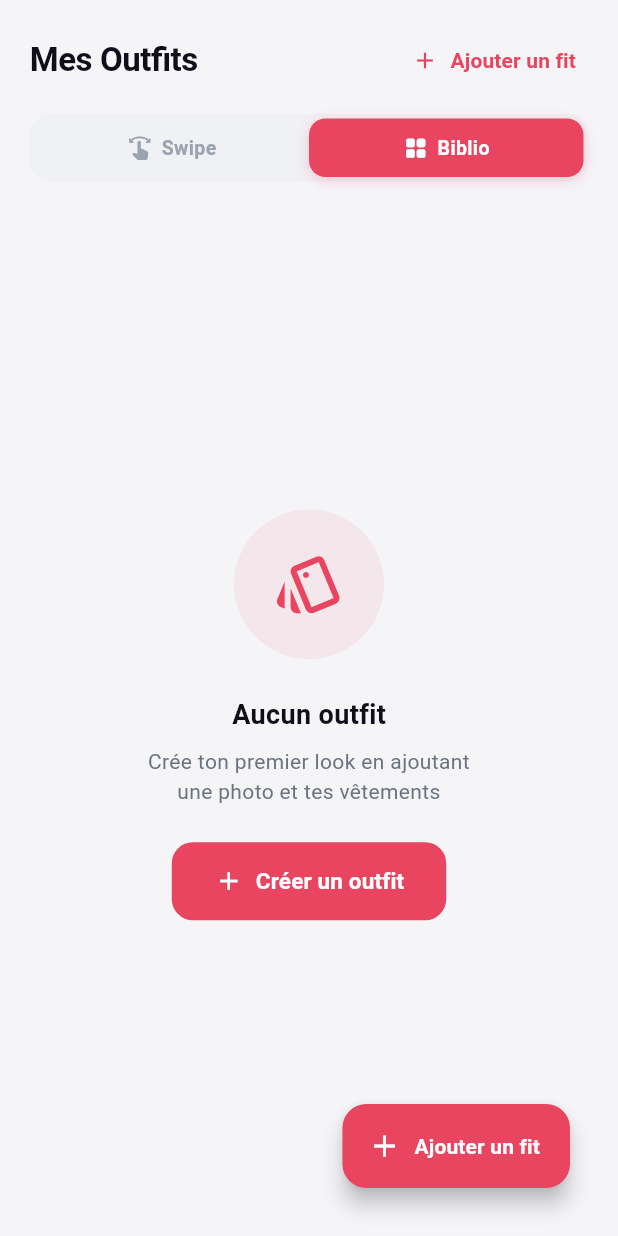
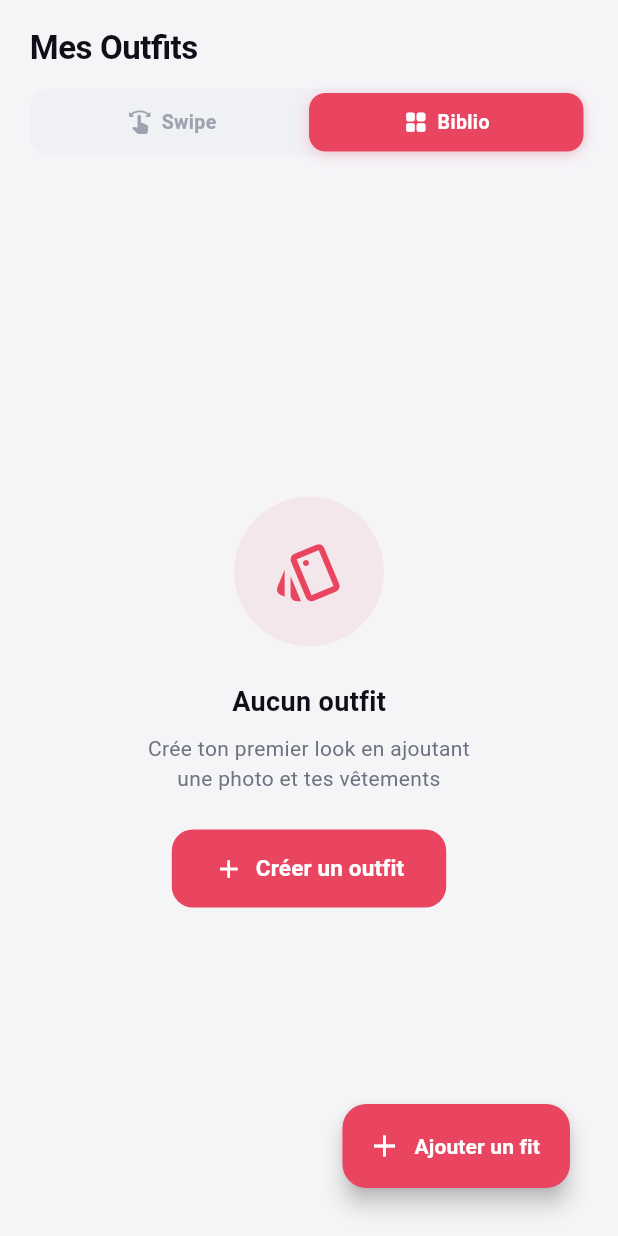
Before and after one commit to payssho/uniSaps, a Flutter app: the OutfitsScreen screen opened directly, on a phone screen of 412 x 824 dp. Run offline on Flutter 3.47's test engine with Material 3 defaults, Android fonts, the phone set to English and light mode, and no system bars; drawn by our look-alikes of flutter_animate; our stand-ins replace cached_network_image, cloud_firestore, firebase_auth, firebase_core, firebase_storage, flutter_card_swiper and 3 more; accounts and stored records are empty; generated files the repository leaves out were written again; Roboto replaces fonts that are missing (SF Pro Display).

Commit message:
feat: update Outfits screen to conditionally display 'Ajouter un fit' button and improve layout for better user experience

```diff
--- a/frontend/lib/screens/outfits/outfits_screen.dart
+++ b/frontend/lib/screens/outfits/outfits_screen.dart
@@ -92,6 +92,7 @@ class _OutfitsScreenState extends ConsumerState<OutfitsScreen> {
                     _Header(
                       streak: streak,
                       onAdd: _openCreation,
+                      showAdd: _mode == _Mode.swipe,
                     ),
                     const SizedBox(height: 12),
                     _ModeToggle(
@@ -151,7 +152,9 @@ class _OutfitsScreenState extends ConsumerState<OutfitsScreen> {
           error: (e, _) => Center(child: Text('Erreur: $e')),
         ),
       ),
-      floatingActionButton: _mode == _Mode.biblio
+      // On ne montre le bouton flottant "Ajouter un fit" que
+      // lorsqu'aucun outfit du jour n'est sélectionné ET qu'on est en mode biblio.
+      floatingActionButton: dailyOutfitId.isEmpty && _mode == _Mode.biblio
           ? Padding(
               padding: const EdgeInsets.only(bottom: 16, right: 16),
               child: FloatingActionButton.extended(
@@ -228,23 +231,30 @@ class _OutfitsScreenState extends ConsumerState<OutfitsScreen> {
 class _Header extends StatelessWidget {
   final int streak;
   final VoidCallback onAdd;
-
-  const _Header({required this.streak, required this.onAdd});
+  final bool showAdd;
+
+  const _Header({
+    required this.streak,
+    required this.onAdd,
+    required this.showAdd,
+  });
 
   @override
   Widget build(BuildContext context) {
     return Padding(
-      padding: const EdgeInsets.fromLTRB(20, 16, 12, 0),
-      child: Row(
+      padding: const EdgeInsets.fromLTRB(20, 16, 20, 0),
+      child: Column(
+        crossAxisAlignment: CrossAxisAlignment.stretch,
+        children: [
+          Row(
             children: [
               const Expanded(
                 child: Text('Mes Outfits', style: AppTextStyles.heading2),
               ),
               if (streak > 0)
                 Container(
-              padding:
-                  const EdgeInsets.symmetric(horizontal: 10, vertical: 5),
-              margin: const EdgeInsets.only(right: 8),
+                  padding: const EdgeInsets.symmetric(
+                      horizontal: 10, vertical: 5),
                   decoration: BoxDecoration(
                     color: AppColors.warning.withOpacity(0.15),
                     borderRadius: BorderRadius.circular(12),
@@ -263,7 +273,12 @@ class _Header extends StatelessWidget {
                     ],
                   ),
                 ),
-          TextButton.icon(
+            ],
+          ),
+          if (showAdd) ...[
+            const SizedBox(height: 8),
+            Center(
+              child: TextButton.icon(
                 onPressed: onAdd,
                 icon: const Icon(Icons.add, size: 18),
                 label: const Text(
@@ -271,6 +286,8 @@ class _Header extends StatelessWidget {
                   style: TextStyle(fontWeight: FontWeight.w600),
                 ),
               ),
+            ),
+          ],
         ],
       ),
     );
@@ -1233,15 +1250,17 @@ class _DailyOutfitView extends StatelessWidget {
       children: [
         Padding(
           padding: const EdgeInsets.fromLTRB(20, 16, 20, 0),
-          child: Row(
+          child: Column(
+            crossAxisAlignment: CrossAxisAlignment.stretch,
+            children: [
+              Row(
                 children: [
                   const Text('Outfit du jour', style: AppTextStyles.heading2),
                   const Spacer(),
                   if (streak > 0)
                     Container(
-                  padding:
-                      const EdgeInsets.symmetric(horizontal: 10, vertical: 4),
-                  margin: const EdgeInsets.only(right: 8),
+                      padding: const EdgeInsets.symmetric(
+                          horizontal: 10, vertical: 4),
                       decoration: BoxDecoration(
                         color: AppColors.warning.withOpacity(0.2),
                         borderRadius: BorderRadius.circular(12),
@@ -1258,12 +1277,17 @@ class _DailyOutfitView extends StatelessWidget {
                         ],
                       ),
                     ),
-              TextButton.icon(
+                ],
+              ),
+              const SizedBox(height: 8),
+              Center(
+                child: TextButton.icon(
                   onPressed: onAddFit,
                   icon: const Icon(Icons.add, size: 18),
                   label: const Text(
                     'Ajouter un fit',
                     style: TextStyle(fontWeight: FontWeight.w600),
+                  ),
                 ),
               ),
             ],
```
Lines whose indentation alone changed are shown as unchanged.
